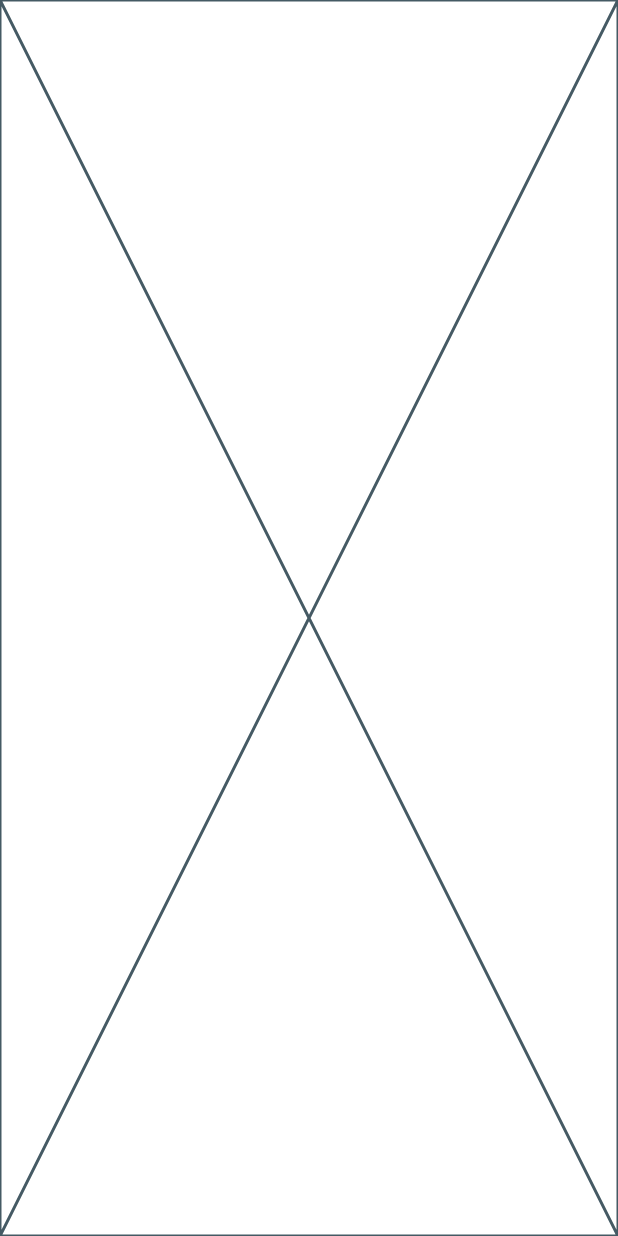
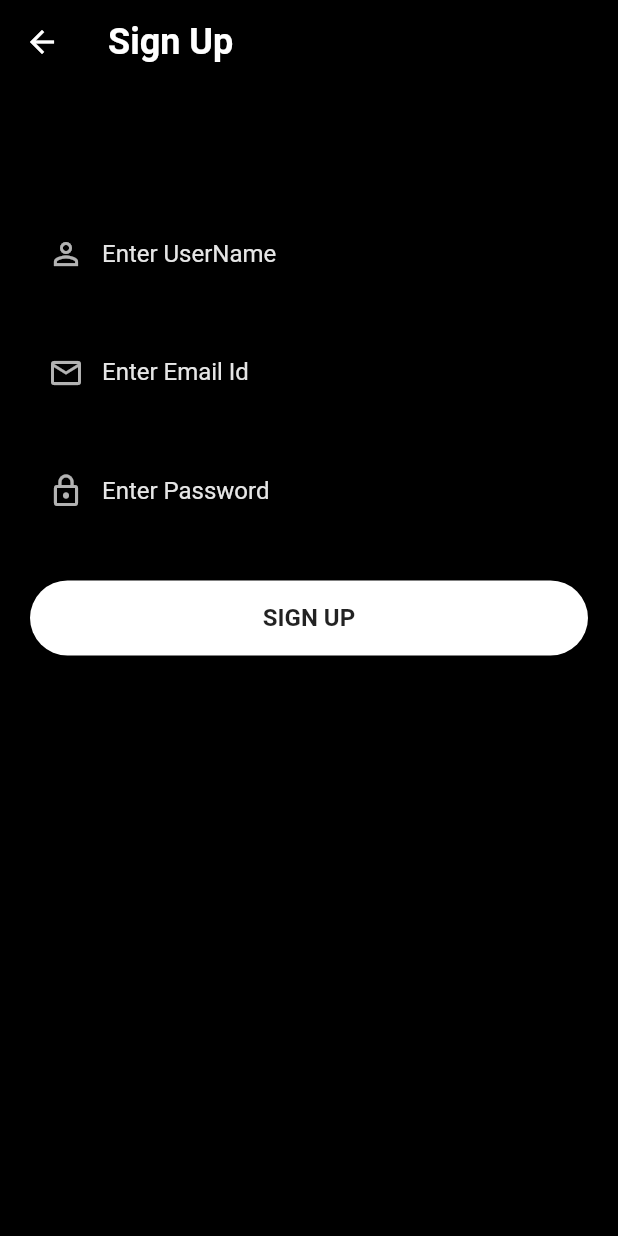
Before and after one commit to cp2392/fyp_app, a Flutter app: the screen it shows after launch, after a tap on "Sign Up", on a phone screen of 412 x 824 dp. Run offline on Flutter 3.47's test engine with Material 2 defaults, Android fonts, the phone set to English and light mode, and no system bars.

Commit message:
signup and signin screen ui done; both routing to home

```diff
--- a/lib/screens/signin_screen.dart
+++ b/lib/screens/signin_screen.dart
@@ -1,5 +1,6 @@
 import 'package:flutter/material.dart';
 import 'package:fyp_app/reusable_widgets/resuable_widget.dart';
+import 'package:fyp_app/screens/home_screen.dart';
 import 'package:fyp_app/screens/signup_screen.dart';
 import 'package:fyp_app/utils/colors_utils.dart';
 
@@ -11,7 +12,6 @@ class SignInScreen extends StatefulWidget {
 }
 
 class _SignInScreenState extends State<SignInScreen> {
-
   TextEditingController _passwordTextController = TextEditingController();
   TextEditingController _emailTextController = TextEditingController();
   @override
@@ -25,8 +25,7 @@ class _SignInScreenState extends State<SignInScreen> {
           hexStringtToColor("FFFFFF"),
           hexStringtToColor("FFFFFF"),
           hexStringtToColor("000000")
-        ],
-        begin: Alignment.topCenter, end: Alignment.bottomCenter)),
+        ], begin: Alignment.topCenter, end: Alignment.bottomCenter)),
         child: SingleChildScrollView(
             child: Padding(
           padding: EdgeInsets.fromLTRB(
@@ -37,15 +36,18 @@ class _SignInScreenState extends State<SignInScreen> {
               SizedBox(
                 height: 50,
               ),
-              reusableTextField("Enter Username", Icons.person_outline, false, _emailTextController),
+              reusableTextField("Enter Username", Icons.person_outline, false,
+                  _emailTextController),
               SizedBox(
                 height: 30,
               ),
-              reusableTextField("Enter Password", Icons.lock_outline, true, _passwordTextController),
-              SizedBox(
-                height: 30
-              ),
-              signInSignUpButton(context, true, (){}),
+              reusableTextField("Enter Password", Icons.lock_outline, true,
+                  _passwordTextController),
+              SizedBox(height: 30),
+              signInSignUpButton(context, true, () {
+                Navigator.push(context,
+                    MaterialPageRoute(builder: (context) => HomeScreen()));
+              }),
               signUpOption()
             ],
           ),
@@ -54,16 +56,16 @@ class _SignInScreenState extends State<SignInScreen> {
     );
   }
 
-
   Row signUpOption() {
     return Row(
       mainAxisAlignment: MainAxisAlignment.center,
       children: [
-        const Text("Don't have account? ", style: TextStyle(color: Colors.white70)),
+        const Text("Don't have account? ",
+            style: TextStyle(color: Colors.white70)),
         GestureDetector(
           onTap: () {
             Navigator.push(context,
-            MaterialPageRoute(builder: (context) => SignUpScreen()));
+                MaterialPageRoute(builder: (context) => SignUpScreen()));
           },
           child: const Text(
             "Sign Up",
@@ -73,5 +75,4 @@ class _SignInScreenState extends State<SignInScreen> {
       ],
     );
   }
-
 }
--- a/lib/screens/signup_screen.dart
+++ b/lib/screens/signup_screen.dart
@@ -1,4 +1,7 @@
 import 'package:flutter/material.dart';
+import 'package:fyp_app/reusable_widgets/resuable_widget.dart';
+import 'package:fyp_app/screens/home_screen.dart';
+import 'package:fyp_app/utils/colors_utils.dart';
 
 class SignUpScreen extends StatefulWidget {
   const SignUpScreen({super.key});
@@ -8,8 +11,56 @@ class SignUpScreen extends StatefulWidget {
 }
 
 class _SignUpScreenState extends State<SignUpScreen> {
+  TextEditingController _passwordTextController = TextEditingController();
+  TextEditingController _emailTextController = TextEditingController();
+  TextEditingController _userNameTextController = TextEditingController();
   @override
   Widget build(BuildContext context) {
-    return const Placeholder();
+    return Scaffold(
+        extendBodyBehindAppBar: true,
+        appBar: AppBar(
+          backgroundColor: Colors.transparent,
+          elevation: 0,
+          title: const Text(
+            "Sign Up",
+            style: TextStyle(fontSize: 24, fontWeight: FontWeight.bold),
+          ),
+        ),
+        body: Container(
+            width: MediaQuery.of(context).size.width,
+            height: MediaQuery.of(context).size.height,
+            decoration: BoxDecoration(
+                gradient: LinearGradient(colors: [
+              hexStringtToColor("000000"),
+              hexStringtToColor("000000"),
+              hexStringtToColor("000000")
+            ], begin: Alignment.topCenter, end: Alignment.bottomCenter)),
+            child: SingleChildScrollView(
+                child: Padding(
+                    padding: EdgeInsets.fromLTRB(20, 120, 20, 0),
+                    child: Column(children: <Widget>[
+                      const SizedBox(height: 20),
+                      reusableTextField("Enter UserName", Icons.person_outline,
+                          false, _userNameTextController),
+                      const SizedBox(
+                        height: 20,
+                      ),
+                      reusableTextField("Enter Email Id", Icons.email_outlined,
+                          false, _emailTextController),
+                      const SizedBox(
+                        height: 20,
+                      ),
+                      reusableTextField("Enter Password", Icons.lock_outline,
+                          true, _passwordTextController),
+                      const SizedBox(
+                        height: 20,
+                      ),
+                      signInSignUpButton(context, false, () {
+                        Navigator.push(
+                            context,
+                            MaterialPageRoute(
+                                builder: (context) => HomeScreen()));
+                      })
+                    ])))));
   }
 }
```
Also changed, not shown: lib/screens/home_screen.dart (+24 -0 lines), pubspec.lock.
